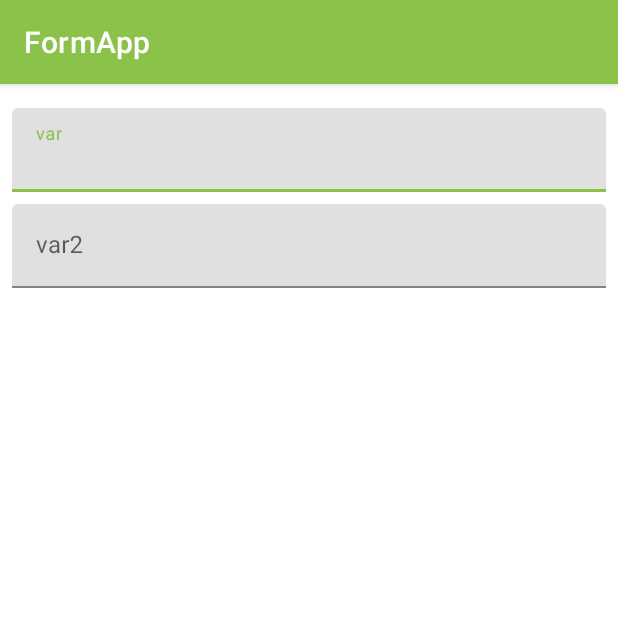
After one commit to vhps201297/FormApp, an Android app: the fragment LawGravityFragment shown on its own in the app's theme, on a phone screen of 412 x 824 dp, the top half of it. The commit adds this screen. Run offline under Robolectric (Android 15) with nearby library versions, the phone set to English and light mode, and no system bars; Roboto replaces fonts that are not available here.

Commit message:
Se crean fragmentos y se modifica regla de negocio

```diff
--- a/app/build.gradle
+++ b/app/build.gradle
@@ -46,6 +46,7 @@ dependencies {
     implementation 'androidx.appcompat:appcompat:1.3.0'
     implementation 'com.google.android.material:material:1.4.0'
     implementation 'androidx.constraintlayout:constraintlayout:2.0.4'
+    implementation 'androidx.legacy:legacy-support-v4:1.0.0'
     testImplementation 'junit:junit:4.+'
     androidTestImplementation 'androidx.test.ext:junit:1.1.3'
     androidTestImplementation 'androidx.test.espresso:espresso-core:3.4.0'
--- /dev/null
+++ b/app/src/main/java/com/example/formapp/ListenerFragments.kt
@@ -0,0 +1,7 @@
+package com.example.formapp
+
+interface ListenerFragments {
+
+    fun isValidated(isCorrect: Boolean)
+    fun errors(msg: List<String>)
+}
--- /dev/null
+++ b/app/src/main/java/com/example/formapp/fragments/LawGravityFragment.kt
@@ -0,0 +1,61 @@
+package com.example.formapp.fragments
+
+import android.os.Bundle
+import androidx.fragment.app.Fragment
+import android.view.LayoutInflater
+import android.view.View
+import android.view.ViewGroup
+import com.example.formapp.ListenerFragments
+import com.example.formapp.R
+
+// TODO: Rename parameter arguments, choose names that match
+// the fragment initialization parameters, e.g. ARG_ITEM_NUMBER
+private const val ARG_PARAM1 = "param1"
+private const val ARG_PARAM2 = "param2"
+
+/**
+ * A simple [Fragment] subclass.
+ * Use the [LawGravityFragment.newInstance] factory method to
+ * create an instance of this fragment.
+ */
+class LawGravityFragment : Fragment() {
+    private var param1: String? = null
+    private var param2: String? = null
+    private var listener: ListenerFragments? = null
+
+    override fun onCreate(savedInstanceState: Bundle?) {
+        super.onCreate(savedInstanceState)
+        arguments?.let {
+            param1 = it.getString(ARG_PARAM1)
+            param2 = it.getString(ARG_PARAM2)
+        }
+    }
+
+    override fun onCreateView(
+        inflater: LayoutInflater, container: ViewGroup?,
+        savedInstanceState: Bundle?
+    ): View? {
+        // Inflate the layout for this fragment
+        return inflater.inflate(R.layout.fragment_law_gravity, container, false)
+    }
+
+    companion object {
+        /**
+         * Use this factory method to create a new instance of
+         * this fragment using the provided parameters.
+         *
+         * @param param1 Parameter 1.
+         * @param param2 Parameter 2.
+         * @return A new instance of fragment LawGravityFragment.
+         */
+        // TODO: Rename and change types and number of parameters
+        @JvmStatic
+        fun newInstance(param1: String, param2: String, listener: ListenerFragments) =
+            LawGravityFragment().apply {
+                arguments = Bundle().apply {
+                    putString(ARG_PARAM1, param1)
+                    putString(ARG_PARAM2, param2)
+                }
+            }
+    }
+}
--- /dev/null
+++ b/app/src/main/res/layout/fragment_law_gravity.xml
@@ -0,0 +1,40 @@
+<?xml version="1.0" encoding="utf-8"?>
+<FrameLayout xmlns:android="http://schemas.android.com/apk/res/android"
+    xmlns:tools="http://schemas.android.com/tools"
+    android:layout_width="match_parent"
+    android:layout_height="match_parent"
+    tools:context=".fragments.LawGravityFragment">
+
+    <RelativeLayout
+        android:padding="8dp"
+        android:layout_width="match_parent"
+        android:layout_height="match_parent">
+        <com.google.android.material.textfield.TextInputLayout
+            android:id="@+id/til_var"
+            android:layout_width="match_parent"
+            android:layout_marginTop="8dp"
+            android:layout_height="wrap_content">
+
+            <EditText
+                android:layout_width="match_parent"
+                android:layout_height="match_parent"
+                android:hint="var"
+                />
+        </com.google.android.material.textfield.TextInputLayout>
+
+        <com.google.android.material.textfield.TextInputLayout
+            android:id="@+id/til_var2"
+            android:layout_below="@+id/til_var"
+            android:layout_width="match_parent"
+            android:layout_marginTop="8dp"
+            android:layout_height="wrap_content">
+
+            <EditText
+                android:layout_width="match_parent"
+                android:layout_height="match_parent"
+                android:hint="var2"
+                />
+        </com.google.android.material.textfield.TextInputLayout>
+
+    </RelativeLayout>
+</FrameLayout>
--- a/app/src/main/res/values/strings.xml
+++ b/app/src/main/res/values/strings.xml
@@ -3,10 +3,13 @@
     <string name="str_calcular">Calcular</string>
     <string name="str_autor">Víctor Hugo Pólito Seba</string>
     <string name="str_version">versión 1.0.0</string>
+    <string name="str_formula">formula</string>
 
     <string-array name="formulas_array">
         <item>Ley de gravitación</item>
         <item>Fórmula de la tería de la relatividad</item>
         <item>Teorema de pitágoras</item>
     </string-array>
+    <!-- TODO: Remove or change this placeholder text -->
+    <string name="hello_blank_fragment">Hello blank fragment</string>
 </resources>
```
Also changed, not shown: app/src/main/java/com/example/formapp/MainActivity.kt (+37 -1 lines), app/src/main/java/com/example/formapp/fragments/PentagonalPrismFragment.kt (added, +60 -0 lines), app/src/main/res/layout/activity_main.xml (+5 -31 lines), app/src/main/res/layout/fragment_pentagonal_prism.xml (added, +14 -0 lines).
